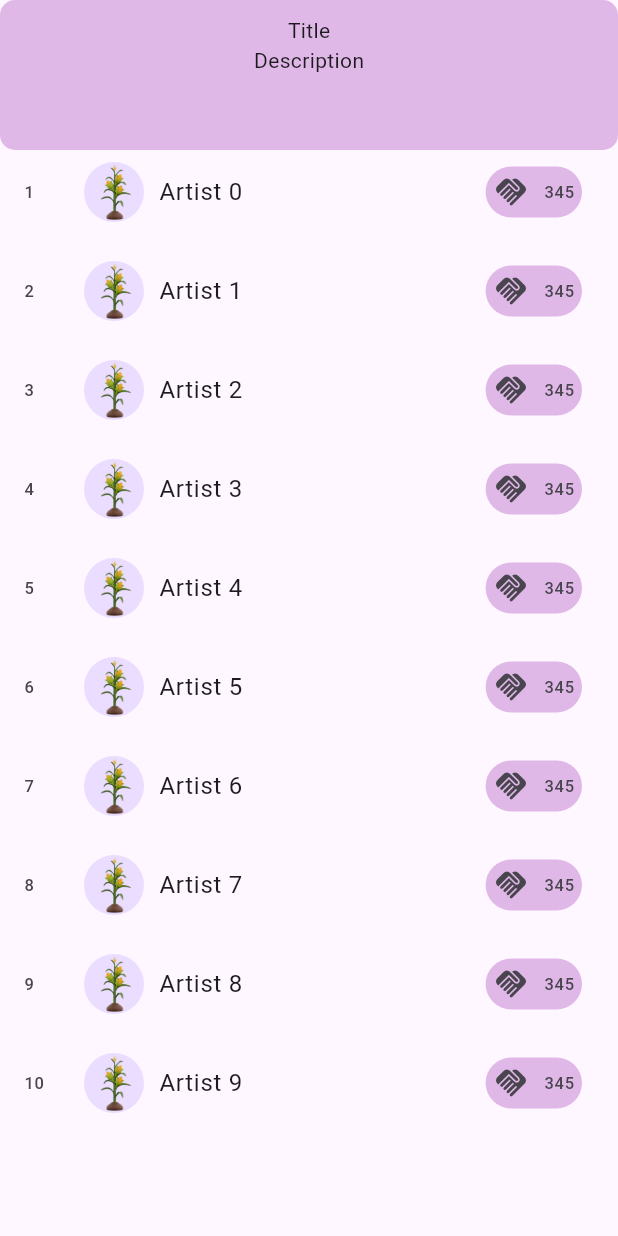
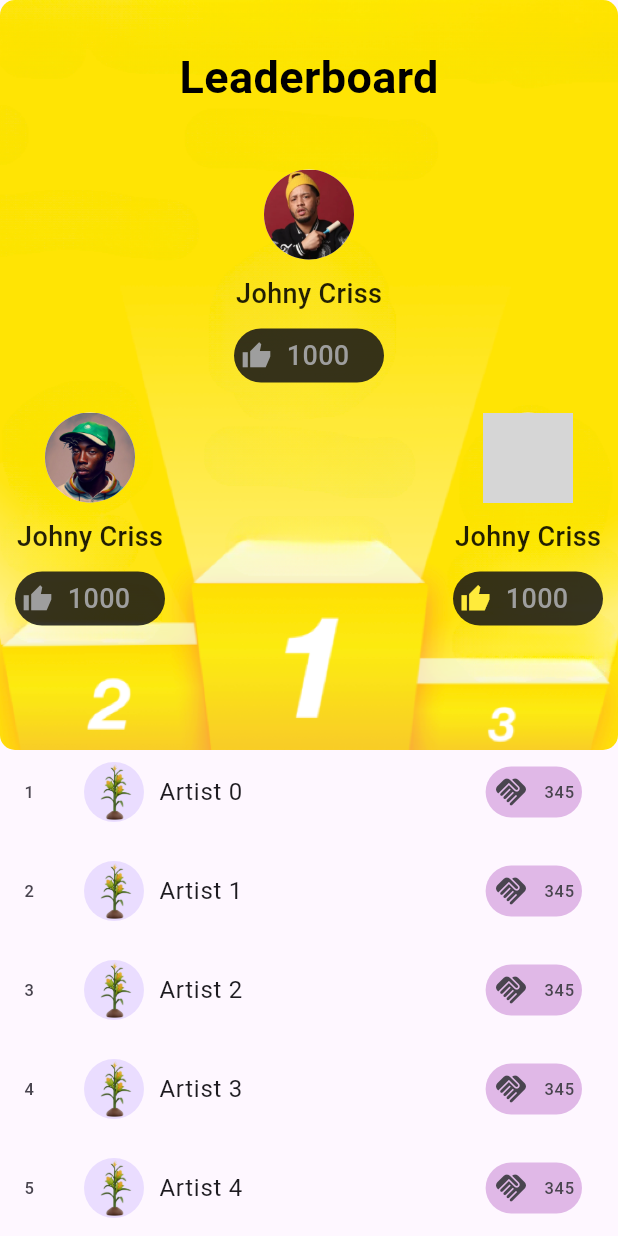
Before and after one commit to emmygrammy/flutter_leader_board, a Flutter app: the screen it shows after launch, on a phone screen of 412 x 824 dp. Run offline on Flutter 3.47's test engine with Material 3 defaults, Android fonts, the phone set to English and light mode, and no system bars; grey boxes are pictures that could not be loaded.

Commit message:
screens, images

```diff
--- a/lib/screens/conatiner_bord.dart
+++ b/lib/screens/conatiner_bord.dart
@@ -11,16 +11,170 @@ class _ConatinerBordState extends State<ConatinerBord> {
   @override
   Widget build(BuildContext context) {
     return Container(
-      height: 100,
+      height: 500,
+      width: double.infinity,
       padding: EdgeInsets.all(10),
       decoration: BoxDecoration(
-        color: Colors.purple.withOpacity(0.3),
+        image: DecorationImage(
+          image: AssetImage('assets/images/leaderboard.png'
+          ),
+          fit: BoxFit.cover,
+        ),
         borderRadius: BorderRadius.circular(10),
       ),
       child: Column(
         children: [
-          Text('Title'),
-          Text('Description'),
+          SizedBox(height: 20),
+          Text('Leaderboard',
+          style: TextStyle(
+            fontSize: 30,
+            fontWeight: FontWeight.bold,
+            color: Colors.black),
+            ),
+            SizedBox(height: 40),
+
+//! top leader
+          Column(
+            children: [
+              CircleAvatar(
+                radius: 30,
+                backgroundImage: AssetImage('assets/images/a.webp'),
+              ),
+               SizedBox(height: 10),
+              Text('Johny Criss',
+                style: TextStyle(
+                  fontSize: 18,
+                  fontWeight: FontWeight.w500,
+                  color: Colors.black87
+                ),
+              ),
+              SizedBox(height: 10),
+              Container(
+                width: 100,
+                padding: EdgeInsets.all(5),
+                decoration: BoxDecoration(
+                  color: Color.fromARGB(221, 23, 22, 22),
+                  borderRadius: BorderRadius.circular(100),
+                ),
+
+                child: Row(
+                  children: [
+                    Icon(Icons.thumb_up_alt_sharp,
+                    color: Colors.grey,
+                    size: 20,
+                    ),
+
+                    SizedBox(width: 10),
+                    Text('1000',
+                      style: TextStyle(
+                        fontSize: 18,
+                        fontWeight: FontWeight.w500,
+                        color: Colors.grey
+                      ),
+                    ),
+                  ],
+                ),
+              ),
+            ],
+          ),
+
+          //! second and third  leader
+          SizedBox(height: 20),
+          Row(
+            mainAxisAlignment: MainAxisAlignment.spaceBetween,
+            children: [
+               Column(
+                 children: [
+                   CircleAvatar(
+                    radius: 30,
+                    backgroundImage: AssetImage('assets/images/b.jpg'),
+                                 ),
+                      SizedBox(height: 10),
+              Text('Johny Criss',
+                style: TextStyle(
+                  fontSize: 18,
+                  fontWeight: FontWeight.w500,
+                  color: Colors.black87
+                ),
+              ),
+              SizedBox(height: 10),
+              Container(
+                width: 100,
+                padding: EdgeInsets.all(5),
+                decoration: BoxDecoration(
+                  color: Color.fromARGB(221, 23, 22, 22),
+                  borderRadius: BorderRadius.circular(100),
+                ),
+
+                child: Row(
+                  children: [
+                    Icon(Icons.thumb_up_alt_sharp,
+                    color: Colors.grey,
+                    size: 20,
+                    ),
+
+                    SizedBox(width: 10),
+                    Text('1000',
+                      style: TextStyle(
+                        fontSize: 18,
+                        fontWeight: FontWeight.w500,
+                        color: Colors.grey
+                      ),
+                    ),
+                  ],
+                ),
+              ),
+                 ],
+               ),
+
+
+               Column(
+                 children: [
+                   CircleAvatar(
+                    radius: 30,
+                    backgroundImage: AssetImage('assets/images/c.avif'),
+                                 ),
+                      SizedBox(height: 10),
+              Text('Johny Criss',
+                style: TextStyle(
+                  fontSize: 18,
+                  fontWeight: FontWeight.w500,
+                  color: Colors.black87
+                ),
+              ),
+              SizedBox(height: 10),
+              Container(
+                width: 100,
+                padding: EdgeInsets.all(5),
+                decoration: BoxDecoration(
+                  color: Color.fromARGB(221, 23, 22, 22),
+                  borderRadius: BorderRadius.circular(100),
+                ),
+
+                child: Row(
+                  children: [
+                    Icon(Icons.thumb_up_alt_sharp,
+                    color: Colors.yellow,
+                    size: 20,
+                    ),
+
+                    SizedBox(width: 10),
+                    Text('1000',
+                      style: TextStyle(
+                        fontSize: 18,
+                        fontWeight: FontWeight.w500,
+                        color: Colors.grey
+                      ),
+                    ),
+                  ],
+                ),
+              ),
+                 ],
+               ),
+            ],
+
+          )
+
         ],
       ),
     );
```
Also changed, not shown: assets/images/a.webp (added), assets/images/b.jpg (added), assets/images/leaderboard.png (added), 1 other file.
